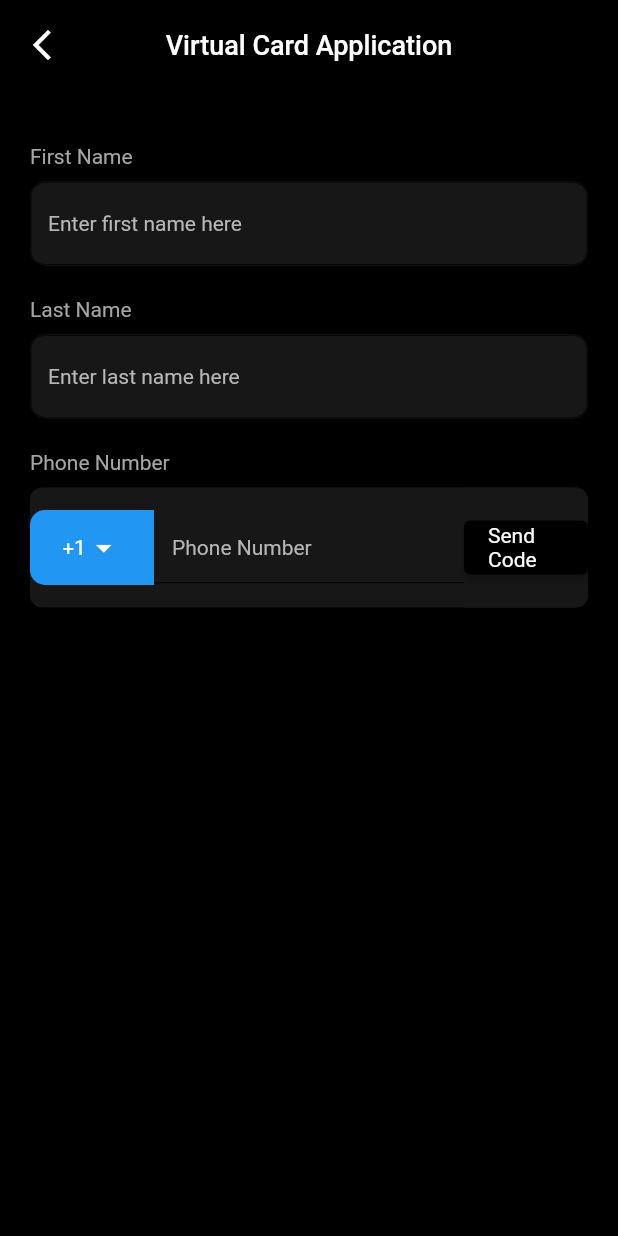
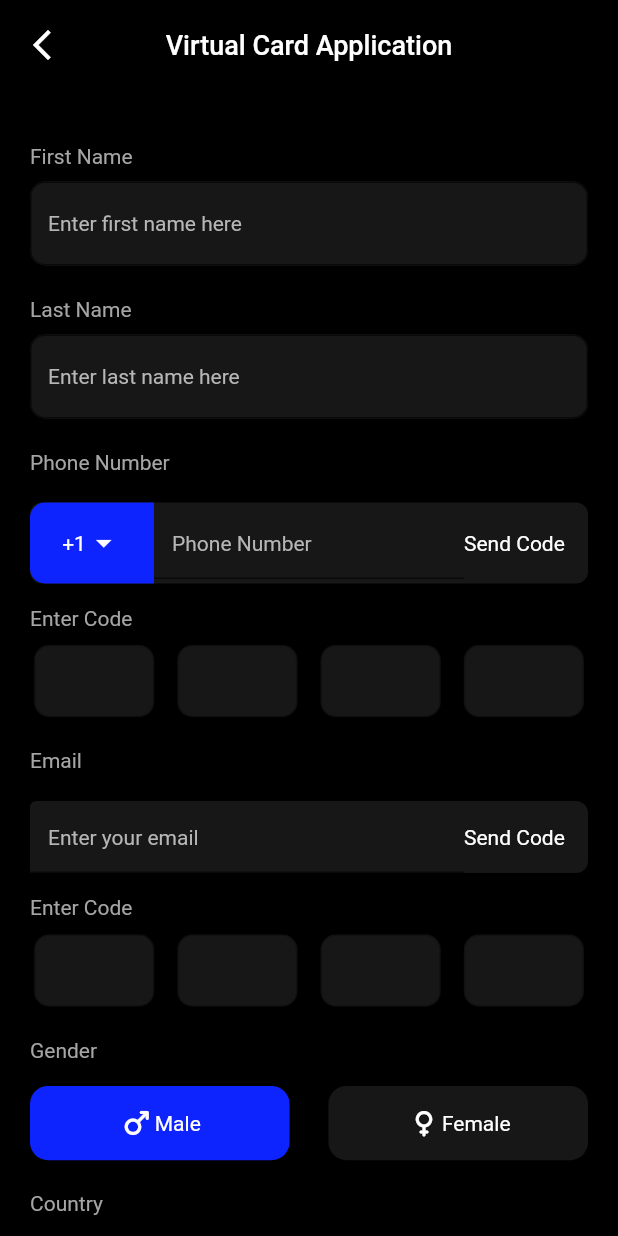
Before and after one commit to mshumtum/xrpaynet, a Flutter app: the ApplyVirtualCardForm screen opened directly, on a phone screen of 412 x 824 dp. Run offline on Flutter 3.47's test engine with Material 2 defaults, Android fonts, the phone set to English and light mode, and no system bars; drawn by our look-alikes of otp_text_field; our stand-ins replace country_picker, get_it, internet_connection_checker, lottie; missing offline and left inert: http_interceptor; Roboto replaces fonts that are missing (Roboto-Medium, Roboto-fontRegular).

Commit message:
working on qr code

```diff
--- a/lib/components/screens/applyVirtualCard/ApplyVirtualCardForm.dart
+++ b/lib/components/screens/applyVirtualCard/ApplyVirtualCardForm.dart
@@ -1,8 +1,13 @@
 import 'package:country_picker/country_picker.dart';
 import 'package:flutter/material.dart';
+import 'package:xr_paynet/components/utilities/ClassMediaQuery.dart';
+import 'package:xr_paynet/components/widgets/_gender_selection.dart';
 import 'package:xr_paynet/components/widgets/_header.dart';
 import 'package:xr_paynet/components/widgets/_input_filed.dart';
 import 'package:xr_paynet/theme/Colors.dart';
+import '../../../theme/AppTheme.dart';
+import '../../widgets/_button_primary.dart';
+import '../../widgets/_heading_text.dart';
 
 class ApplyVirtualCardForm extends StatefulWidget {
   static const String routeName = '/apply_virtual_card_form';
@@ -15,16 +20,22 @@ class ApplyVirtualCardForm extends StatefulWidget {
 
 class _ApplyVirtualCardFormState extends State<ApplyVirtualCardForm> {
   String selectedCountry = "1";
+  bool isSelected = true;
+
   @override
   Widget build(BuildContext context) {
     return Scaffold(
       backgroundColor: AppClr.black,
-      body: Column(children: [
+      body: SingleChildScrollView(
+        child: Column(children: [
           const Header(
             title: "Virtual Card Application",
           ),
           SingleChildScrollView(
-          child: Column(children: [
+            child: Column(
+                mainAxisAlignment: MainAxisAlignment.start,
+                crossAxisAlignment: CrossAxisAlignment.start,
+                children: [
                   const SizedBox(
                     height: 31,
                   ),
@@ -35,14 +46,87 @@ class _ApplyVirtualCardFormState extends State<ApplyVirtualCardForm> {
                   const SizedBox(
                     height: 16,
                   ),
-            InputField(
+                  const InputField(
                     inputLabel: "Last Name",
                     hintText: 'Enter last name here',
                   ),
                   const SizedBox(
                     height: 16,
                   ),
-            PhoneNumField(
+                  _phoneNum(),
+                  _otpField(),
+                  const SizedBox(
+                    height: 16,
+                  ),
+                  _emailField(),
+                  _otpField(),
+                  const SizedBox(
+                    height: 16,
+                  ),
+                  const HeadingText(
+                    title: 'Gender',
+                  ),
+                  const SizedBox(
+                    height: 16,
+                  ),
+                  _genderSelection(),
+                  const SizedBox(
+                    height: 16,
+                  ),
+                  const HeadingText(
+                    title: 'Country',
+                  ),
+                  const SizedBox(
+                    height: 16,
+                  ),
+                  _countrySelected(),
+                  const SizedBox(
+                    height: 16,
+                  ),
+                  const InputField(
+                    inputLabel: "Province",
+                    hintText: '',
+                  ),
+                  const SizedBox(
+                    height: 16,
+                  ),
+                  const InputField(
+                    inputLabel: "City",
+                    hintText: 'Texas',
+                  ),
+                  const SizedBox(
+                    height: 16,
+                  ),
+                  const InputField(
+                    inputLabel: "Street Address",
+                    hintText: 'Housetown1123',
+                  ),
+                  const SizedBox(
+                    height: 16,
+                  ),
+                  const InputField(
+                    inputLabel: "Postcode",
+                    hintText: 'Enter Code',
+                  ),
+                  Container(
+                    margin: const EdgeInsets.only(left: 20,right: 20,top: 40),
+                    child:ButtonPrimary(
+                      title: "Confirm and Pay",
+                      onClick: () {
+
+                      },
+                    ),
+                  )
+
+                ]),
+          )
+        ]),
+      ),
+    );
+  }
+
+  Widget _phoneNum() {
+    return PhoneNumField(
         inputLabel: "Phone Number",
         hintText: 'Phone Number',
         isPhonePicker: true,
@@ -58,10 +142,75 @@ class _ApplyVirtualCardFormState extends State<ApplyVirtualCardForm> {
             showPhoneCode: true,
           );
         },
-                onSendClick: () {}),
-          ]),
-        )
-      ]),
+        onSendClick: () {});
+  }
+
+  Widget _otpField() {
+    return OtpTextField(
+      label: 'Enter Code',
+      onOtpComplete: (pin) {
+        print(pin);
+      },
+    );
+  }
+
+  Widget _emailField() {
+    return PhoneNumField(
+        inputLabel: "Email",
+        hintText: 'Enter your email',
+        isPhonePicker: false,
+        countryCode: selectedCountry,
+        onPickerClick: () {
+          showCountryPicker(
+            context: context,
+            onSelect: (Country country) {
+              setState(() {
+                selectedCountry = country.phoneCode;
+              });
+            },
+            showPhoneCode: false,
+          );
+        },
+        onSendClick: () {});
+  }
+
+  Widget _genderSelection() {
+    return GenderSelection(
+      selectedValue: (value) {
+        print(value);
+      },
+    );
+  }
+
+  Widget _countrySelected(){
+   return  GestureDetector(
+     onTap: () {
+       // Handle the tap event here
+     },
+     child: Padding(
+       padding: const EdgeInsets.symmetric(horizontal: 20.0),
+       child: Container(
+         width: ClassMediaQuery.screenWidth,
+         height: 50,
+         padding: const EdgeInsets.only(left: 15,right: 15),
+         alignment: Alignment.centerLeft,
+         decoration: BoxDecoration(
+           borderRadius: BorderRadius.circular(10.0),
+           color: AppClr.inputFieldBg,
+         ),
+         child: const Row(
+           mainAxisAlignment: MainAxisAlignment.spaceBetween,
+           children: [
+             Text('USA',style: TextStyle(color: AppClr.grey,fontSize: 14,fontFamily: AppTheme.fontRegular),),
+             Icon(
+               Icons.arrow_forward_ios,
+               color: AppClr.grey,
+               size: 15,// Change the icon color as needed
+             ),
+           ],
+         ),
+       ),
+     ),
    );
   }
 }
--- /dev/null
+++ b/lib/components/screens/deposit/Deposit.dart
@@ -0,0 +1,38 @@
+import 'package:flutter/material.dart';
+import 'package:xr_paynet/theme/Colors.dart';
+
+import '../../../theme/Images.dart';
+import '../../widgets/_header.dart';
+
+class Deposit extends StatefulWidget {
+  const Deposit({Key? key}) : super(key: key);
+
+  @override
+  State<Deposit> createState() => _DepositState();
+}
+
+class _DepositState extends State<Deposit> {
+  @override
+  Widget build(BuildContext context) {
+    return Scaffold(
+      backgroundColor: AppClr.black,
+      body: SingleChildScrollView(
+        child: Column(
+          children: [
+            const Header(
+              title: "Deposit",
+            ),
+            _qrImage(),
+          ],
+        ),
+      ),
+    );
+  }
+
+  Widget _qrImage(){
+    return Container(
+        child: Center(
+            child: Image.asset(Images.qr_img, width: 226)));
+  }
+
+}
--- a/lib/components/widgets/_button_primary.dart
+++ b/lib/components/widgets/_button_primary.dart
@@ -22,7 +22,7 @@ class ButtonPrimary extends StatelessWidget {
         height: 50,
         width: ClassMediaQuery.screenWidth - 20, // Padding around the text
         decoration: BoxDecoration(
-          borderRadius: BorderRadius.circular(10.0), // Rounded corners
+          borderRadius: BorderRadius.circular(20.0), // Rounded corners
         ),
         child: ElevatedButton(
           style: ElevatedButton.styleFrom(
--- /dev/null
+++ b/lib/components/widgets/_gender_selection.dart
@@ -0,0 +1,94 @@
+import 'package:flutter/material.dart';
+
+import '../../theme/Colors.dart';
+
+class GenderSelection extends StatefulWidget {
+  final Function(int value)? selectedValue;
+  const GenderSelection({
+    super.key,
+    this.selectedValue,
+  });
+
+  @override
+  State<GenderSelection> createState() => _GenderSelectionState();
+}
+
+class _GenderSelectionState extends State<GenderSelection> {
+   int isSelected = 0;
+   @override
+  Widget build(BuildContext context) {
+    return  _genderSelection();
+  }
+
+  Widget _genderSelection() {
+    return Padding(
+      padding: const EdgeInsets.symmetric(horizontal: 20),
+      child: SizedBox(
+        width: MediaQuery.sizeOf(context).width,
+        child: Row(
+          mainAxisAlignment: MainAxisAlignment.spaceBetween,
+          children: [
+            GestureDetector(
+              onTap: () {
+                setState(() {
+                  isSelected = 0;
+                  widget.selectedValue!(0);
+                });
+              },
+              child: Container(
+                height: MediaQuery.sizeOf(context).height * 0.06,
+                width: MediaQuery.sizeOf(context).width * 0.42,
+                decoration: BoxDecoration(
+                    color:
+                    isSelected == 0 ? AppClr.blue : AppClr.inputFieldBg,
+                    borderRadius: BorderRadius.circular(12)),
+                child: const Row(
+                  mainAxisAlignment: MainAxisAlignment.center,
+                  children: [
+                    Icon(
+                      Icons.male_rounded,
+                      color: Colors.white,
+                    ),
+                    Text(
+                      "Male",
+                      style: TextStyle(color: Colors.white),
+                    )
+                  ],
+                ),
+              ),
+            ),
+            GestureDetector(
+              onTap: () {
+                setState(() {
+                  isSelected = 1;
+                  widget.selectedValue!(1);
+                });
+              },
+              child: Container(
+                height: MediaQuery.sizeOf(context).height * 0.06,
+                width: MediaQuery.sizeOf(context).width * 0.42,
+                decoration: BoxDecoration(
+                    color:
+                    isSelected == 1 ? AppClr.blue : AppClr.inputFieldBg,
+                    borderRadius: BorderRadius.circular(12)),
+                child: const Row(
+                  mainAxisAlignment: MainAxisAlignment.center,
+                  children: [
+                    Icon(
+                      Icons.female_rounded,
+                      color: Colors.white,
+                    ),
+                    Text(
+                      "Female",
+                      style: TextStyle(color: Colors.white),
+                    )
+                  ],
+                ),
+              ),
+            )
+          ],
+        ),
+      ),
+    );
+  }
+}
--- a/lib/components/widgets/_input_filed.dart
+++ b/lib/components/widgets/_input_filed.dart
@@ -1,4 +1,8 @@
 import 'package:flutter/material.dart';
+import 'package:otp_text_field/otp_field.dart';
+import 'package:otp_text_field/otp_field_style.dart';
+import 'package:otp_text_field/style.dart';
+import 'package:xr_paynet/components/utilities/ClassMediaQuery.dart';
 import 'package:xr_paynet/components/widgets/_heading_text.dart';
 import 'package:xr_paynet/theme/AppTheme.dart';
 
@@ -9,6 +13,7 @@ class InputField extends StatefulWidget {
   final String hintText;
   final TextInputType inputType;
   final Function(String)? onChangeText;
+
   const InputField(
       {super.key,
       this.inputLabel = "",
@@ -95,6 +100,7 @@ class PhoneNumField extends StatefulWidget {
   final bool isPhonePicker;
   final Function()? onPickerClick;
   final Function()? onSendClick;
+
   const PhoneNumField(
       {super.key,
       this.inputLabel = "",
@@ -127,7 +133,7 @@ class _PhoneNumFieldState extends State<PhoneNumField> {
           height: 9,
         ),
         Padding(
-          padding: const EdgeInsets.symmetric(horizontal: 20.0),
+          padding: const EdgeInsets.symmetric(horizontal: 20, vertical: 10),
           child: Container(
             decoration: BoxDecoration(
                 color: AppClr.inputFieldBg,
@@ -141,12 +147,12 @@ class _PhoneNumFieldState extends State<PhoneNumField> {
                           onTap: widget.onPickerClick,
                           child: Container(
                             padding: const EdgeInsets.symmetric(
-                                vertical: 13, horizontal: 10),
+                                vertical: 15, horizontal: 10),
                             decoration: const BoxDecoration(
                               borderRadius: BorderRadius.only(
                                   topLeft: Radius.circular(10),
                                   bottomLeft: Radius.circular(10)),
-                              color: Colors.blue,
+                              color: AppClr.blue,
                             ),
                             child: Row(
                               mainAxisAlignment: MainAxisAlignment.center,
@@ -164,8 +170,8 @@ class _PhoneNumFieldState extends State<PhoneNumField> {
                       )
                     : Container(),
                 Expanded(
-                  flex: 5,
-                  child: TextField(
+                  flex: widget.isPhonePicker ? 5 : 7,
+                  child: TextFormField(
                     controller: myController,
                     cursorColor: Colors.white,
                     style: AppTheme.white14Regular,
@@ -184,25 +190,15 @@ class _PhoneNumFieldState extends State<PhoneNumField> {
                     keyboardType: widget.inputType,
                   ),
                 ),
-                Expanded(
+                const Expanded(
                     flex: 2,
-                    child: Container(
-                        decoration: const BoxDecoration(
-                          borderRadius: BorderRadius.only(
-                              topRight: Radius.circular(9),
-                              bottomRight: Radius.circular(9)),
-                          color: AppClr.inputFieldBg,
-                        ),
                     child: Padding(
-                          padding: const EdgeInsets.symmetric(vertical: 16),
-                          child: ElevatedButton(
-                            onPressed: widget.onSendClick,
-                            child: const Text(
+                      padding: EdgeInsets.symmetric(vertical: 16),
+                      child: Text(
                         "Send Code",
                         style: AppTheme.white14Regular,
                       ),
-                          ),
-                        ))),
+                    )),
               ],
             ),
           ),
@@ -211,3 +207,57 @@ class _PhoneNumFieldState extends State<PhoneNumField> {
     );
   }
 }
+
+class OtpTextField extends StatefulWidget {
+  final String label;
+  final Function(String value)? onOtpComplete;
+
+  const OtpTextField({
+    super.key,
+    this.label = "",
+    this.onOtpComplete,
+  });
+
+  @override
+  State<OtpTextField> createState() => _OtpTextFieldState();
+}
+
+class _OtpTextFieldState extends State<OtpTextField> {
+  @override
+  Widget build(BuildContext context) {
+    return Column(
+      mainAxisAlignment: MainAxisAlignment.start,
+      crossAxisAlignment: CrossAxisAlignment.start,
+      children: [
+        widget.label != ""
+            ? HeadingText(
+                title: widget.label,
+              )
+            : Container(),
+        const SizedBox(
+          height:10,
+        ),
+        Container(
+          margin: const EdgeInsets.only(left: 15,right: 15),
+          child: OTPTextField(
+            length: 4,
+            width: ClassMediaQuery.screenWidth,
+            fieldWidth: 80,
+            style: AppTheme.white16w500,
+            otpFieldStyle: OtpFieldStyle(
+                backgroundColor: AppClr.otpBackground,
+                focusBorderColor: AppClr.blue),
+            textFieldAlignment: MainAxisAlignment.spaceAround,
+            fieldStyle: FieldStyle.box,
+            outlineBorderRadius: 10,
+            onCompleted: (pin) {
+              widget.onOtpComplete!(pin);
+              print("Completed: " + pin);
+            },
+          ),
+        )
+
+      ],
+    );
+  }
+}
--- a/lib/main.dart
+++ b/lib/main.dart
@@ -2,6 +2,7 @@ import 'package:flutter/material.dart';
 import 'package:xr_paynet/components/screens/WelcomeScreens/SplashScreen.dart';
 import 'package:xr_paynet/components/screens/WelcomeScreens/WelcomeScreen.dart';
 import 'package:xr_paynet/components/screens/applyVirtualCard/ApplyVirtualCardForm.dart';
+import 'package:xr_paynet/components/screens/deposit/Deposit.dart';
 import 'package:xr_paynet/components/screens/homePage/HomePage.dart';
 import 'package:xr_paynet/core/Locator.dart';
 import 'package:xr_paynet/core/navigation/navigation_service.dart';
@@ -33,7 +34,7 @@ class MyApp extends StatelessWidget {
             primarySwatch: AppTheme.black,
             platform: TargetPlatform.iOS,
             fontFamily: AppTheme.fontFamily),
-        home: const SplashScreen(),
+        home: const Deposit(),
         navigatorKey: locator<NavigationService>().navigatorKey,
         onGenerateRoute: (settings) => Routers.toGenerateRoute(settings),
       ),
--- a/lib/theme/AppTheme.dart
+++ b/lib/theme/AppTheme.dart
@@ -59,7 +59,7 @@ class AppTheme {
     fontWeight: FontWeight.w400,
   );
   static const TextStyle white18Medium = TextStyle(
-    // fontFamily: fontMedium,
+    fontFamily: fontMedium,
     // fontFamily: fontRegular,
     fontWeight: FontWeight.w500,
     fontSize: 18,
--- a/lib/theme/Images.dart
+++ b/lib/theme/Images.dart
@@ -6,6 +6,7 @@ class Images {
   static String ic_welcome_bg = "assets/images/ic_welcome_bg.png";
   static String ic_white_back = "assets/images/ic_back_arrow_white.png";
   static const ic_logout = "assets/images/ic_logout.png";
+  static const qr_img = "assets/images/ic_img_qr.png";
 
   // LOTTIE ANIMATIONS
   static String congratulationLottie = "assets/lottie/congratulation.json";
```
Also changed, not shown: assets/images/ic_img_qr.png (added), 1 other file. Lines whose indentation alone changed are shown as unchanged.
